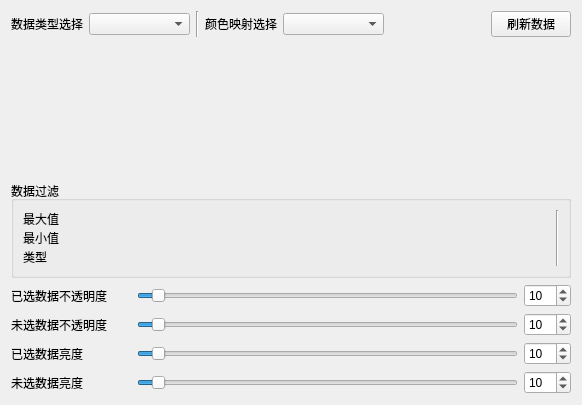
Above: Qt/Resources/UI/ParallelCoordinatesView.ui from hu-shuhan/editOpeniGame before the change. Below: the same form after it.
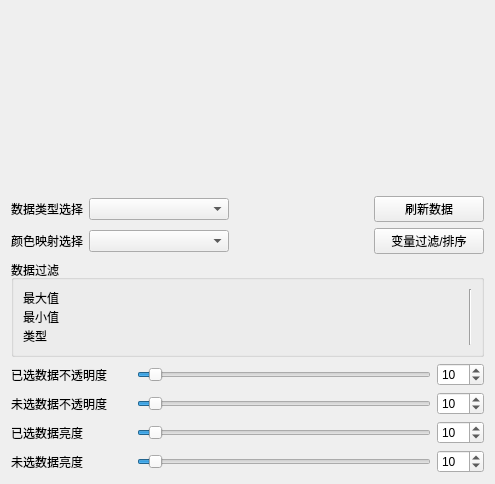
That is the form after the change.

Commit message: complete the variable filt and sort of ParallelCoordinates

```diff
--- a/Qt/Resources/UI/ParallelCoordinatesView.ui
+++ b/Qt/Resources/UI/ParallelCoordinatesView.ui
@@ -6,8 +6,8 @@
    <rect>
     <x>0</x>
     <y>0</y>
-    <width>582</width>
-    <height>405</height>
+    <width>495</width>
+    <height>484</height>
    </rect>
   </property>
   <property name="windowTitle">
@@ -15,6 +15,40 @@
   </property>
   <layout class="QVBoxLayout" name="verticalLayout_3">
    <item>
+    <widget class="QWidget" name="ParallelCoordinatesDrawView" native="true">
+     <layout class="QVBoxLayout" name="verticalLayout_2">
+      <item>
+       <spacer name="verticalSpacer">
+        <property name="orientation">
+         <enum>Qt::Vertical</enum>
+        </property>
+        <property name="sizeHint" stdset="0">
+         <size>
+          <width>20</width>
+          <height>40</height>
+         </size>
+        </property>
+       </spacer>
+      </item>
+      <item>
+       <spacer name="horizontalSpacer">
+        <property name="orientation">
+         <enum>Qt::Horizontal</enum>
+        </property>
+        <property name="sizeHint" stdset="0">
+         <size>
+          <width>40</width>
+          <height>20</height>
+         </size>
+        </property>
+       </spacer>
+      </item>
+     </layout>
+    </widget>
+   </item>
+   <item>
+    <layout class="QVBoxLayout" name="verticalLayout_4">
+     <item>
     <layout class="QHBoxLayout" name="horizontalLayout_3">
      <item>
       <widget class="QLabel" name="label_7">
@@ -33,30 +67,6 @@
        </property>
       </widget>
      </item>
-     <item>
-      <widget class="Line" name="line">
-       <property name="orientation">
-        <enum>Qt::Vertical</enum>
-       </property>
-      </widget>
-     </item>
-     <item>
-      <widget class="QLabel" name="label_3">
-       <property name="text">
-        <string>颜色映射选择</string>
-       </property>
-      </widget>
-     </item>
-     <item>
-      <widget class="QComboBox" name="colorChoose">
-       <property name="sizePolicy">
-        <sizepolicy hsizetype="Expanding" vsizetype="Fixed">
-         <horstretch>0</horstretch>
-         <verstretch>0</verstretch>
-        </sizepolicy>
-       </property>
-      </widget>
-     </item>
      <item>
       <spacer name="horizontalSpacer_2">
        <property name="orientation">
@@ -72,6 +82,12 @@
      </item>
      <item>
       <widget class="QPushButton" name="refreshData">
+         <property name="minimumSize">
+          <size>
+           <width>110</width>
+           <height>0</height>
+          </size>
+         </property>
        <property name="text">
         <string>刷新数据</string>
        </property>
@@ -80,23 +96,26 @@
     </layout>
    </item>
    <item>
-    <widget class="QWidget" name="ParallelCoordinatesDrawView" native="true">
-     <layout class="QVBoxLayout" name="verticalLayout_2">
+      <layout class="QHBoxLayout" name="horizontalLayout_2">
       <item>
-       <spacer name="verticalSpacer">
-        <property name="orientation">
-         <enum>Qt::Vertical</enum>
-        </property>
-        <property name="sizeHint" stdset="0">
-         <size>
-          <width>20</width>
-          <height>40</height>
-         </size>
-        </property>
-       </spacer>
+        <widget class="QLabel" name="label_3">
+         <property name="text">
+          <string>颜色映射选择</string>
+         </property>
+        </widget>
+       </item>
+       <item>
+        <widget class="QComboBox" name="colorChoose">
+         <property name="sizePolicy">
+          <sizepolicy hsizetype="Expanding" vsizetype="Fixed">
+           <horstretch>0</horstretch>
+           <verstretch>0</verstretch>
+          </sizepolicy>
+         </property>
+        </widget>
       </item>
       <item>
-       <spacer name="horizontalSpacer">
+        <spacer name="horizontalSpacer_3">
         <property name="orientation">
          <enum>Qt::Horizontal</enum>
         </property>
@@ -108,8 +127,22 @@
         </property>
        </spacer>
       </item>
-     </layout>
-    </widget>
+       <item>
+        <widget class="QPushButton" name="variableSort">
+         <property name="minimumSize">
+          <size>
+           <width>110</width>
+           <height>0</height>
+          </size>
+         </property>
+         <property name="text">
+          <string>变量过滤/排序</string>
+         </property>
+        </widget>
+       </item>
+      </layout>
+     </item>
+    </layout>
    </item>
    <item>
     <widget class="QGroupBox" name="groupBox">
```
Lines whose indentation alone changed are shown as unchanged. The commit also changes 7 other files.
